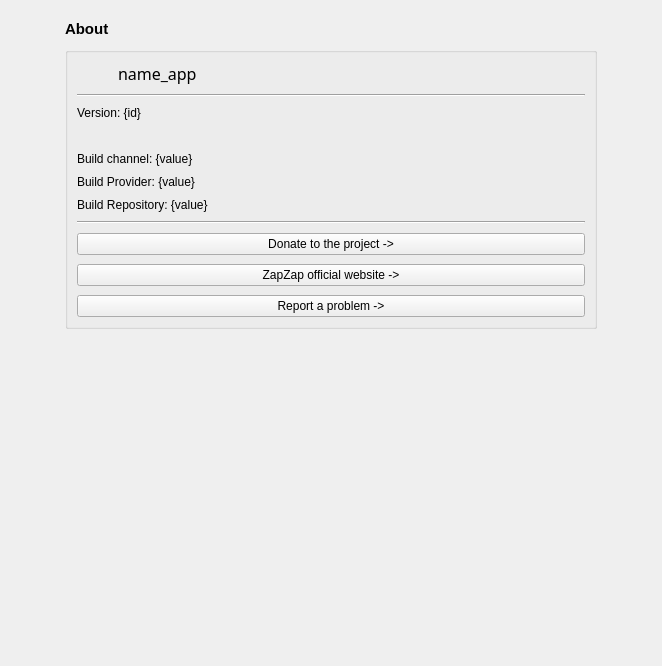
This is zapzap/ui/ui_page_about.ui in rafatosta/zapzap as Qt 5 draws it before an edit. The edited form follows.
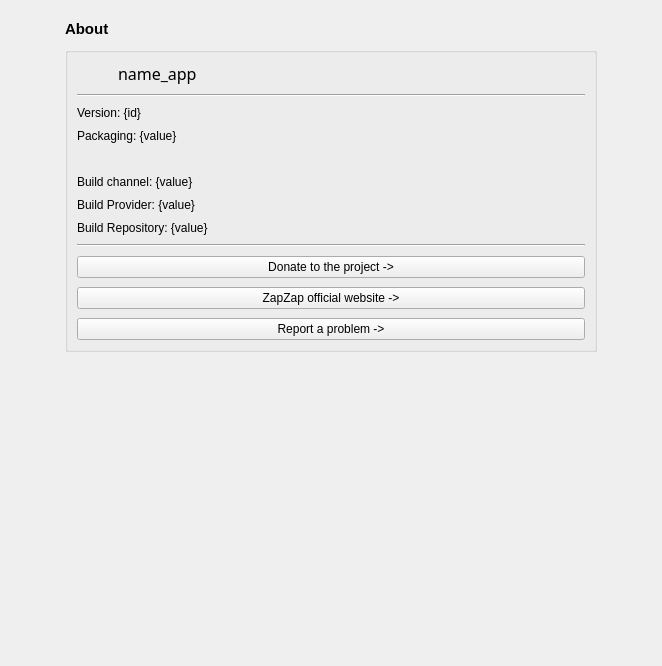
This is the edited form.

Commit message: Add information about packaging in BuildChannel

Diff of the .ui file:
```diff
--- a/zapzap/ui/ui_page_about.ui
+++ b/zapzap/ui/ui_page_about.ui
@@ -81,20 +81,6 @@
              <property name="spacing">
               <number>9</number>
              </property>
-             <item row="5" column="0">
-              <widget class="QLabel" name="labelBuildProvider">
-               <property name="text">
-                <string>Build Provider: {value}</string>
-               </property>
-              </widget>
-             </item>
-             <item row="6" column="0">
-              <widget class="QLabel" name="labelBuildRepository">
-               <property name="text">
-                <string>Build Repository: {value}</string>
-               </property>
-              </widget>
-             </item>
              <item row="0" column="0">
               <layout class="QHBoxLayout" name="horizontalLayout_3">
                <item>
@@ -135,24 +121,34 @@
                </item>
               </layout>
              </item>
-             <item row="9" column="0">
+             <item row="11" column="0">
+              <widget class="QPushButton" name="btnDonate">
+               <property name="text">
+                <string>Donate to the project -&gt;</string>
+               </property>
+               <property name="checkable">
+                <bool>false</bool>
+               </property>
+              </widget>
+             </item>
+             <item row="12" column="0">
               <widget class="QPushButton" name="btnLeanMore">
                <property name="text">
                 <string>ZapZap official website -&gt;</string>
                </property>
               </widget>
              </item>
+             <item row="6" column="0">
+              <widget class="QLabel" name="labelBuildProvider">
+               <property name="text">
+                <string>Build Provider: {value}</string>
+               </property>
+              </widget>
+             </item>
              <item row="7" column="0">
-              <widget class="Line" name="line">
-               <property name="orientation">
-                <enum>Qt::Orientation::Horizontal</enum>
-               </property>
-              </widget>
-             </item>
-             <item row="4" column="0">
-              <widget class="QLabel" name="labelBuildChannel">
+              <widget class="QLabel" name="labelBuildRepository">
                <property name="text">
-                <string>Build channel: {value}</string>
+                <string>Build Repository: {value}</string>
                </property>
               </widget>
              </item>
@@ -163,34 +159,45 @@
                </property>
               </widget>
              </item>
+             <item row="1" column="0">
+              <widget class="Line" name="line_2">
+               <property name="orientation">
+                <enum>Qt::Orientation::Horizontal</enum>
+               </property>
+              </widget>
+             </item>
              <item row="10" column="0">
+              <widget class="Line" name="line">
+               <property name="orientation">
+                <enum>Qt::Orientation::Horizontal</enum>
+               </property>
+              </widget>
+             </item>
+             <item row="13" column="0">
               <widget class="QPushButton" name="btnReportIssue">
                <property name="text">
                 <string>Report a problem -&gt;</string>
                </property>
               </widget>
              </item>
-             <item row="8" column="0">
-              <widget class="QPushButton" name="btnDonate">
-               <property name="text">
-                <string>Donate to the project -&gt;</string>
-               </property>
-               <property name="checkable">
-                <bool>false</bool>
-               </property>
-              </widget>
-             </item>
-             <item row="3" column="0">
+             <item row="4" column="0">
               <widget class="QLabel" name="qt_version">
                <property name="text">
                 <string/>
                </property>
               </widget>
              </item>
-             <item row="1" column="0">
-              <widget class="Line" name="line_2">
-               <property name="orientation">
-                <enum>Qt::Orientation::Horizontal</enum>
+             <item row="5" column="0">
+              <widget class="QLabel" name="labelBuildChannel">
+               <property name="text">
+                <string>Build channel: {value}</string>
+               </property>
+              </widget>
+             </item>
+             <item row="3" column="0">
+              <widget class="QLabel" name="labelBuildPackaging">
+               <property name="text">
+                <string>Packaging: {value}</string>
                </property>
               </widget>
              </item>
```
The commit also changes 28 other files.
